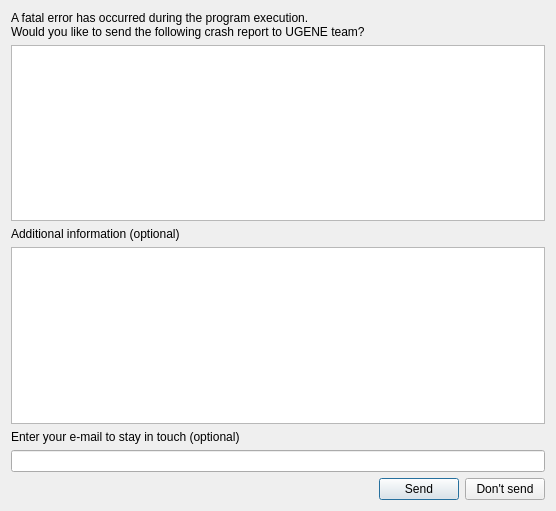
Qt form src/ugenem/src/ui/SendReportDialog.ui (dualword/ugene-qt4) before a commit.
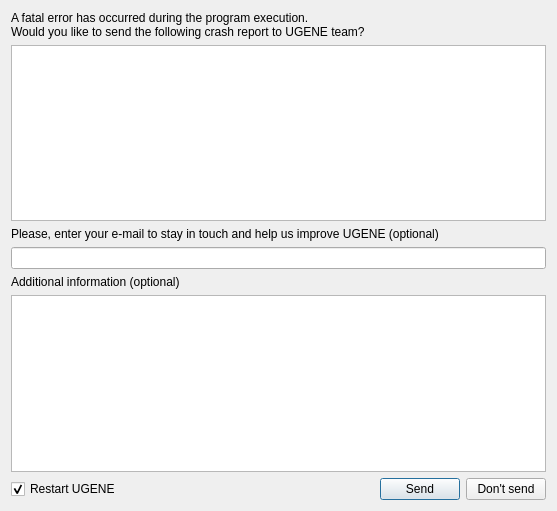
The same form after that commit. Icons and pictures are not drawn.

Patch:
```diff
--- a/src/ugenem/src/ui/SendReportDialog.ui
+++ b/src/ugenem/src/ui/SendReportDialog.ui
@@ -6,7 +6,7 @@
    <rect>
     <x>0</x>
     <y>0</y>
-    <width>556</width>
+    <width>557</width>
     <height>511</height>
    </rect>
   </property>
@@ -33,20 +33,10 @@
      </property>
     </widget>
    </item>
-   <item>
-    <widget class="QLabel" name="additionalInfoLabel">
-     <property name="text">
-      <string>Additional information (optional)</string>
-     </property>
-    </widget>
-   </item>
-   <item>
-    <widget class="QPlainTextEdit" name="additionalInfoTextEdit"/>
-   </item>
    <item>
     <widget class="QLabel" name="emailLabel">
      <property name="text">
-      <string>Enter your e-mail to stay in touch (optional)</string>
+      <string>Please, enter your e-mail to stay in touch and help us improve UGENE (optional)</string>
      </property>
     </widget>
    </item>
@@ -57,8 +47,28 @@
      </property>
     </widget>
    </item>
+   <item>
+    <widget class="QLabel" name="additionalInfoLabel">
+     <property name="text">
+      <string>Additional information (optional)</string>
+     </property>
+    </widget>
+   </item>
+   <item>
+    <widget class="QPlainTextEdit" name="additionalInfoTextEdit"/>
+   </item>
    <item>
     <layout class="QHBoxLayout" name="horizontalLayout">
+     <item>
+      <widget class="QCheckBox" name="checkBox">
+       <property name="text">
+        <string>Restart UGENE</string>
+       </property>
+       <property name="checked">
+        <bool>true</bool>
+       </property>
+      </widget>
+     </item>
      <item>
       <spacer name="horizontalSpacer">
        <property name="orientation">
@@ -77,6 +87,12 @@
        <property name="text">
         <string>Send</string>
        </property>
+       <property name="checkable">
+        <bool>false</bool>
+       </property>
+       <property name="checked">
+        <bool>false</bool>
+       </property>
       </widget>
      </item>
      <item>
```
